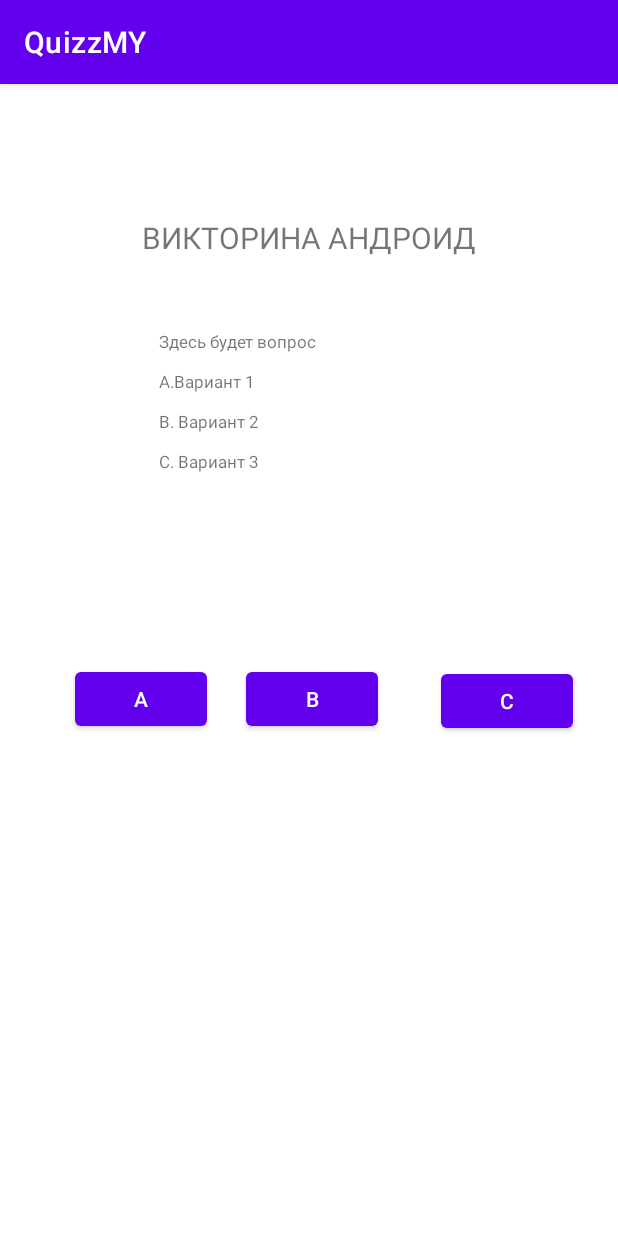
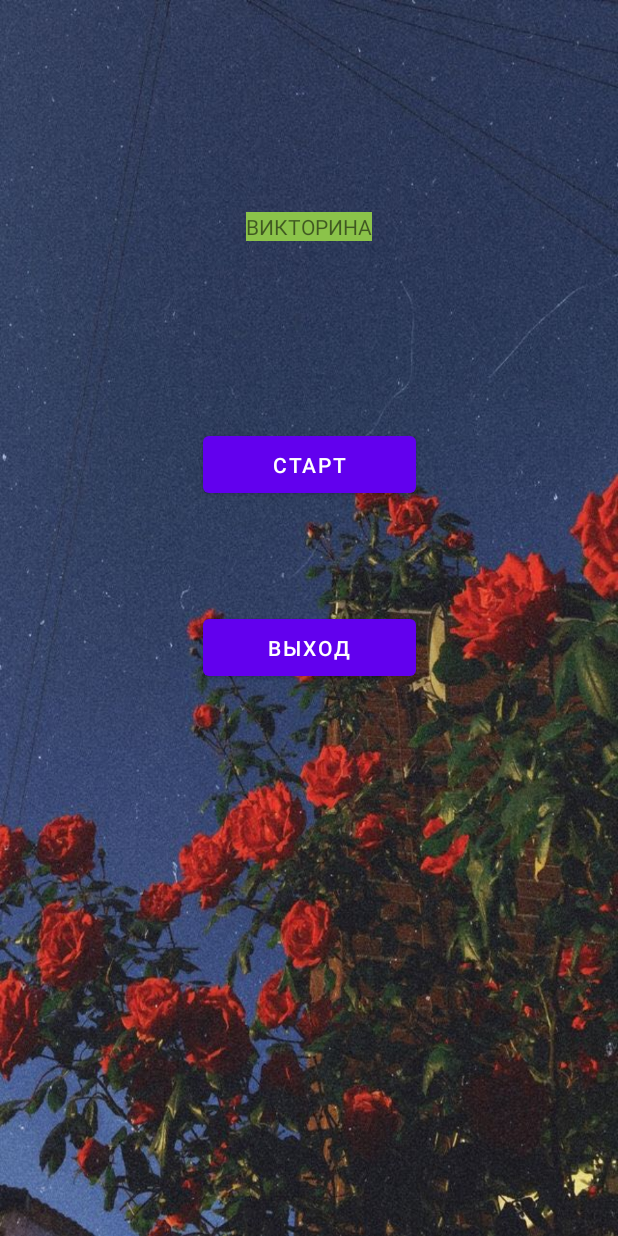
Before and after one commit to YanaDey/quizzApp, an Android app: the screen it shows after launch (MainActivity), on a phone screen of 412 x 824 dp. Run offline under Robolectric (Android 15) with nearby library versions, the phone set to English and light mode, and no system bars.

Commit message:
first commit

```diff
--- a/app/src/main/java/com/example/quizzmy/MainActivity.kt
+++ b/app/src/main/java/com/example/quizzmy/MainActivity.kt
@@ -1,42 +1,38 @@
 package com.example.quizzmy
 
 import android.annotation.SuppressLint
+import android.content.Intent
 import androidx.appcompat.app.AppCompatActivity
 import android.os.Bundle
+import android.view.View
 import android.widget.Button
+import android.widget.TextView
 import android.widget.Toast
 
 class MainActivity : AppCompatActivity() {
 
-    var question0 = 0
-    var questionList = listOf("Здесь будет вопрос No1:\n\nA.Вариант 1 \n\nB. Вариант 2 \n\nC. Вариант 3" +
-        "Здесь будет вопрос No1:\n\nA.Вариант 1 \n\nB. Вариант 2 \n\nC. Вариант 3")
-    var rightAnswer = listOf(2,3)
+
+
     @SuppressLint("MissingInflatedId")
     override fun onCreate(savedInstanceState: Bundle?) {
         super.onCreate(savedInstanceState)
         setContentView(R.layout.activity_main)
+        supportActionBar?.hide()
 
-        val buttonA = findViewById<Button>(R.id.button2)
-        val buttonB = findViewById<Button>(R.id.button5)
-        val buttonC = findViewById<Button>(R.id.button6)
+        val button_Exit = findViewById<Button>(R.id.button_Exit)
+        val button_Start = findViewById<Button>(R.id.button)
 
-        buttonA.setOnClickListener{
-            showToast(1,"")
-        }
-        buttonB.setOnClickListener{
-            showToast(2,"")
-        }
-        buttonC.setOnClickListener{
-            showToast(3,"")
-        }
+        button_Exit.setOnClickListener(this::exitApp)
+        button_Start.setOnClickListener(this::startNew)
     }
 
-    fun showToast(answer: Int, text: String) {
-        if (answer == 1) {
-            Toast.makeText(applicationContext, "Правильно", Toast.LENGTH_SHORT).show()
-        }else {
-            Toast.makeText(applicationContext, "Ответ неверный", Toast.LENGTH_SHORT).show()
-        }
+    fun startNew(View: View) {
+        val intent = Intent(this, SecondActivity:: class.java)
+        startActivity(intent)
+    }
+
+
+    fun exitApp(View: View) {
+        finish()
     }
 }
--- a/app/src/main/res/layout/activity_main.xml
+++ b/app/src/main/res/layout/activity_main.xml
@@ -4,65 +4,51 @@
     xmlns:tools="http://schemas.android.com/tools"
     android:layout_width="match_parent"
     android:layout_height="match_parent"
+    android:alwaysDrawnWithCache="false"
+    android:foregroundTint="#9C27B0"
+    android:background="@drawable/pikt"
     tools:context=".MainActivity">
 
     <TextView
-        android:id="@+id/textView"
+        android:id="@+id/textView2"
         android:layout_width="wrap_content"
         android:layout_height="wrap_content"
-        android:layout_marginTop="68dp"
-        android:layout_marginBottom="27dp"
-        android:text="ВИКТОРИНА АНДРОИД"
-        android:textSize="20sp"
-        app:layout_constraintBottom_toTopOf="@+id/textView2"
+        android:layout_marginTop="141dp"
+        android:layout_marginBottom="64dp"
+        android:background="#8BC34A"
+        android:focusableInTouchMode="false"
+        android:foregroundTint="#8BC34A"
+        android:text="ВИКТОРИНА"
+        app:layout_constraintBottom_toTopOf="@+id/button"
         app:layout_constraintEnd_toEndOf="parent"
         app:layout_constraintStart_toStartOf="parent"
-        app:layout_constraintTop_toTopOf="parent" />
-
-    <TextView
-        android:id="@+id/textView2"
-        android:layout_width="200dp"
-        android:layout_height="wrap_content"
-        android:layout_marginStart="49dp"
-        android:layout_marginEnd="49dp"
-        android:layout_marginBottom="106dp"
-        android:text="Здесь будет вопрос\n\nA.Вариант 1 \n\nB. Вариант 2 \n\nC. Вариант 3"
-        android:textSize="11sp"
-        app:layout_constraintBottom_toTopOf="@+id/button2"
-        app:layout_constraintEnd_toEndOf="parent"
-        app:layout_constraintHorizontal_bias="0.498"
-        app:layout_constraintStart_toStartOf="parent"
-        app:layout_constraintTop_toBottomOf="@+id/textView"
-        app:layout_constraintVertical_bias="0.083"/>
+        app:layout_constraintTop_toTopOf="parent"
+        tools:text="ВИКТОРИНА" />
 
     <Button
-        android:id="@+id/button2"
-        android:layout_width="wrap_content"
-        android:layout_height="wrap_content"
-        android:layout_marginStart="50dp"
-        android:layout_marginBottom="313dp"
-        android:text="A"
-        app:layout_constraintBottom_toBottomOf="parent"
+        android:id="@+id/button"
+        android:layout_width="142dp"
+        android:layout_height="50dp"
+        android:layout_marginTop="124dp"
+        android:foregroundTint="#8BC34A"
+        android:text="СТАРТ"
+        app:layout_constraintEnd_toEndOf="parent"
         app:layout_constraintStart_toStartOf="parent"
         app:layout_constraintTop_toBottomOf="@+id/textView2" />
 
     <Button
-        android:id="@+id/button5"
-        android:layout_width="wrap_content"
-        android:layout_height="wrap_content"
-        android:layout_marginStart="26dp"
-        android:text="B"
-        app:layout_constraintBaseline_toBaselineOf="@+id/button2"
-        app:layout_constraintStart_toEndOf="@+id/button2" />
+        android:id="@+id/button_Exit"
+        android:layout_width="142dp"
+        android:layout_height="50dp"
+        android:layout_marginTop="72dp"
+        android:layout_marginBottom="12dp"
+        android:foregroundTint="#8BC34A"
+        android:text="ВЫХОД"
+        app:layout_constraintEnd_toEndOf="parent"
+        app:layout_constraintStart_toStartOf="parent"
+        app:layout_constraintTop_toBottomOf="@+id/button" />
 
-    <Button
-        android:id="@+id/button6"
-        android:layout_width="wrap_content"
-        android:layout_height="wrap_content"
-        android:layout_marginTop="1dp"
-        android:layout_marginEnd="30dp"
-        android:text="C"
-        app:layout_constraintEnd_toEndOf="parent"
-        app:layout_constraintTop_toTopOf="@+id/button5" />
+
+
 
 </androidx.constraintlayout.widget.ConstraintLayout>
```
Also changed, not shown: app/src/main/AndroidManifest.xml (+10 -3 lines), app/src/main/java/com/example/quizzmy/SecondActivity.kt (added, +57 -0 lines), app/src/main/res/layout/activity_second.xml (added, +70 -0 lines), app/src/main/res/drawable/pikt.jpg (added).
